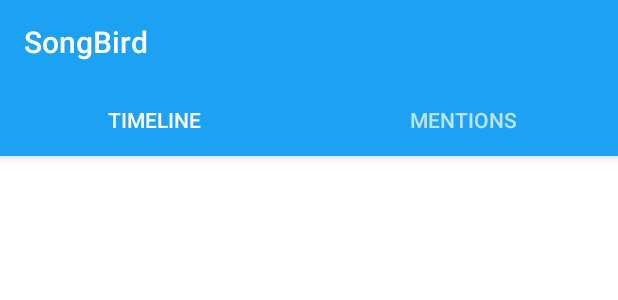
After one commit to colabug/Songbirder, an Android app: the layout toolbar_and_tabs.xml on its own in the app's theme, with its tools: preview values and no code run, on a phone screen of 412 x 824 dp. The commit adds this screen. Shown: the top 300 px of the screen. Run offline under Robolectric (Android 15) with nearby library versions, the phone set to English and light mode, and no system bars.

Commit message:
Moved to a view pager
* Replaced static fragment with a view pager, removed fragment field
* Added new instance method to the fragment
* Removed unneeded attach/detach, added new instance function
* Added a pager adapter, managed fragments
* Added layouts for the tab bar and the toolbar
* Added a base fragment to manage items in a pager adapter
* Added fetching of current fragment from the view pager
* Moved dialog showing to the base fragment
* Updated glide to the latest

Reference: https://stackoverflow.com/questions/17265563/communicating-with-a-fragment-in-a-fragmentpageadapter

```diff
--- a/app/build.gradle
+++ b/app/build.gradle
@@ -38,7 +38,7 @@ ext {
     androidAsyncVersion = "1.4.9"
     appcompatVersion = "25.3.1"
     constraintLayoutVersion = "1.0.2"
-    glideVersion = "3.8.0"
+    glideVersion = "4.0.0-RC1"
     butterknifeVersion = "8.6.0"
     parcelerVersion = "1.1.6"
 }
@@ -63,6 +63,7 @@ dependencies {
 
     // Glide for remote image loading
     compile "com.github.bumptech.glide:glide:$glideVersion"
+    annotationProcessor "com.github.bumptech.glide:compiler:$glideVersion"
 
     // Android Async Http for sending async network requests
     compile "com.loopj.android:android-async-http:$androidAsyncVersion"
--- /dev/null
+++ b/app/src/main/res/layout/toolbar.xml
@@ -0,0 +1,12 @@
+<?xml version="1.0" encoding="utf-8"?>
+<android.support.v7.widget.Toolbar
+    xmlns:android="http://schemas.android.com/apk/res/android"
+    xmlns:app="http://schemas.android.com/apk/res-auto"
+    android:id="@+id/toolbar"
+    android:layout_width="match_parent"
+    android:layout_height="?attr/actionBarSize"
+    android:layout_weight="1"
+    app:title="@string/app_name"
+    app:popupTheme="@style/AppTheme.PopupOverlay"
+    app:layout_scrollFlags="scroll|enterAlways"
+    android:background="?attr/colorPrimary"/>
--- /dev/null
+++ b/app/src/main/res/layout/toolbar_and_tabs.xml
@@ -0,0 +1,28 @@
+<?xml version="1.0" encoding="utf-8"?>
+
+<android.support.design.widget.AppBarLayout xmlns:android="http://schemas.android.com/apk/res/android"
+    android:id="@+id/appbar"
+    android:layout_width="match_parent"
+    android:layout_height="wrap_content"
+    android:theme="@style/AppTheme.AppBarOverlay">
+
+    <include layout="@layout/toolbar" />
+
+    <android.support.design.widget.TabLayout
+        android:id="@+id/discovery_tabs"
+        android:layout_width="match_parent"
+        android:layout_height="wrap_content">
+
+        <android.support.design.widget.TabItem
+            android:id="@+id/tiTimeline"
+            android:layout_width="wrap_content"
+            android:layout_height="wrap_content"
+            android:text="Timeline" />
+
+        <android.support.design.widget.TabItem
+            android:id="@+id/tiMentions"
+            android:layout_width="wrap_content"
+            android:layout_height="wrap_content"
+            android:text="Mentions" />
+    </android.support.design.widget.TabLayout>
+</android.support.design.widget.AppBarLayout>
```
Also changed, not shown: app/src/main/java/com/codepath/apps/songbirder/BaseFragment.java (added, +40 -0 lines), app/src/main/java/com/codepath/apps/songbirder/timeline/PagerAdapter.java (added, +36 -0 lines), app/src/main/java/com/codepath/apps/songbirder/timeline/TimelineActivity.java (+64 -8 lines), app/src/main/java/com/codepath/apps/songbirder/timeline/TimelineFragment.java (+8 -53 lines), app/src/main/res/layout/activity_timeline.xml (+3 -14 lines).
